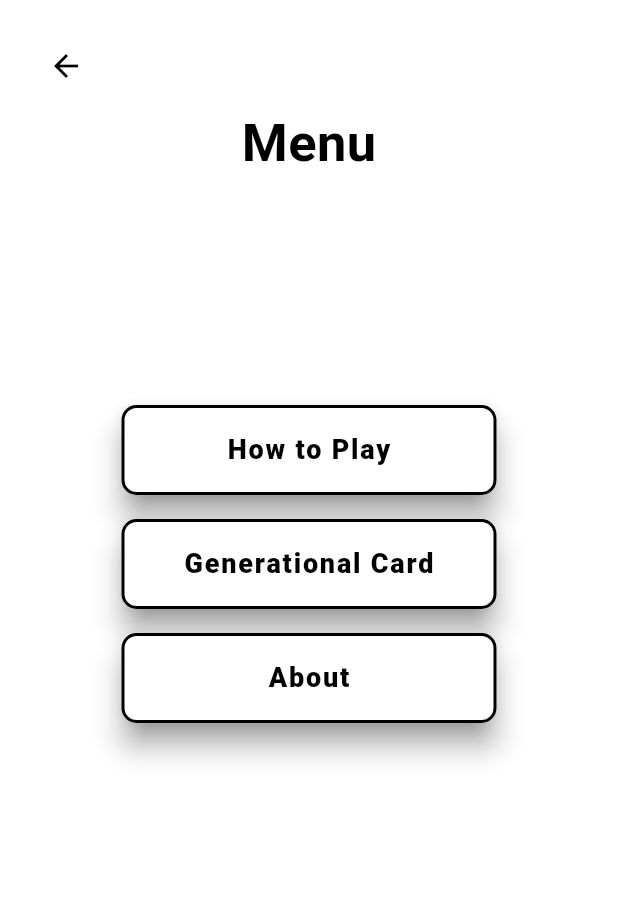
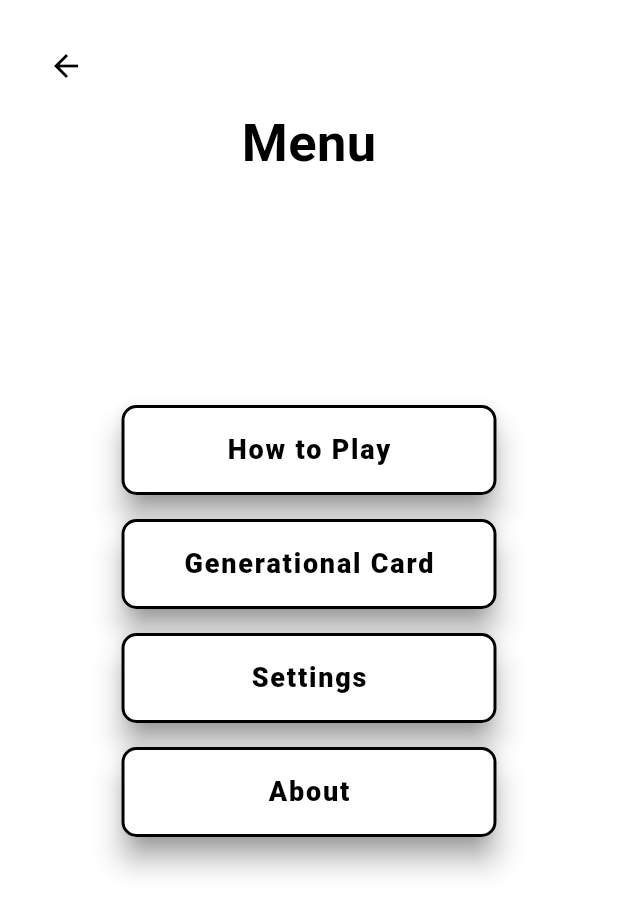
Before and after one commit to mb4465/Slang-That-Thang, a Flutter app: the screen it shows after launch, after a tap on "Menu", on a phone screen of 412 x 824 dp. Shown: the top 913 px of the screen. Run offline on Flutter 3.47's test engine with Material 3 defaults, Android fonts, the phone set to English and light mode, and no system bars; our stand-ins replace audioplayers, flutter_svg, font_awesome_flutter, package_info_plus, shared_preferences; missing offline and left inert: flutter_flip_card.

Commit message:
Settings Button moved, dashboard image changed

```diff
--- a/lib/screens/home_screen.dart
+++ b/lib/screens/home_screen.dart
@@ -32,12 +32,12 @@ class _HomeScreenState extends State<HomeScreen> {
             const SizedBox(height: 40),
             Center(
               child: SvgPicture.asset(
-                'assets/images/slang-icon.svg',
-                height: 280,
-                width: 280,
+                'assets/images/main_icon_crop.svg',
+                height: 400,
+                width: 400,
               ),
             ),
-            const SizedBox(height: 88),
+            const SizedBox(height: 100),
             Center(
               child: Column(
                 children: [
@@ -67,19 +67,19 @@ class _HomeScreenState extends State<HomeScreen> {
                       );
                     },
                   ),
-                  const SizedBox(height: 16),
-                  GameButton( // Using GameButton
-                    text: "Settings",
-                    width: buttonWidth,
-                    height: buttonHeight,
-                    skewAngle: skewAngle,
-                    onPressed: () {
-                      Navigator.push(
-                        context,
-                        MaterialPageRoute(builder: (context) => SettingsScreen()),
-                      );
-                    },
-                  ),
+                  // const SizedBox(height: 16),
+                  // GameButton( // Using GameButton
+                  //   text: "Settings",
+                  //   width: buttonWidth,
+                  //   height: buttonHeight,
+                  //   skewAngle: skewAngle,
+                  //   onPressed: () {
+                  //     Navigator.push(
+                  //       context,
+                  //       MaterialPageRoute(builder: (context) => SettingsScreen()),
+                  //     );
+                  //   },
+                  // ),
                 ],
               ),
             ),
--- a/lib/screens/menu_screen.dart
+++ b/lib/screens/menu_screen.dart
@@ -68,6 +68,20 @@ class MenuScreen extends StatelessWidget {
                     isBold: true,
                   ),
                   const SizedBox(height: 16),
+                  GameButton( // Using GameButton
+                    text: "Settings",
+                    width: buttonWidth,
+                    height: buttonHeight,
+                    skewAngle: skewAngle,
+                    onPressed: () {
+                      Navigator.push(
+                        context,
+                        MaterialPageRoute(builder: (context) => SettingsScreen()),
+                      );
+                    },
+                    isBold: true,
+                  ),
+                  const SizedBox(height: 16),
                   GameButton(
                     text: "About",
                     width: buttonWidth,
```
Also changed, not shown: assets/images/main_icon_crop.svg (added).
